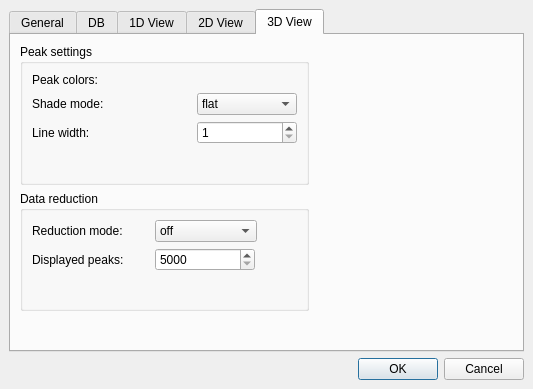
First picture: the form in source/VISUAL/DIALOGS/TOPPViewPrefDialog.ui, repository hroest/flaming-archer, before the edit.
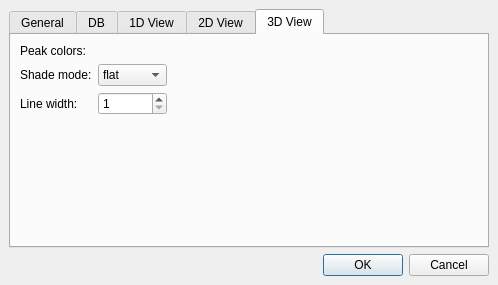
Second picture: the form after the edit. The open tabs and pages were chosen to show the change. Custom widgets are drawn as their Qt base class.

Commit message: Removed DataReducers; Updated docu of some visual classes; MultiGradient: seedup of precalculated color calculation

Patch:
```diff
--- a/source/VISUAL/DIALOGS/TOPPViewPrefDialog.ui
+++ b/source/VISUAL/DIALOGS/TOPPViewPrefDialog.ui
@@ -5,8 +5,8 @@
    <rect>
     <x>0</x>
     <y>0</y>
-    <width>533</width>
-    <height>389</height>
+    <width>498</width>
+    <height>285</height>
    </rect>
   </property>
   <property name="windowTitle" >
@@ -417,57 +417,16 @@
        <string>3D View</string>
       </attribute>
       <layout class="QGridLayout" >
-       <property name="margin" >
-        <number>9</number>
-       </property>
-       <property name="spacing" >
-        <number>6</number>
-       </property>
        <item row="0" column="0" >
-        <widget class="QGroupBox" name="groupBox_3" >
-         <property name="title" >
-          <string>Peak settings</string>
-         </property>
-         <layout class="QGridLayout" >
-          <property name="margin" >
-           <number>9</number>
-          </property>
-          <property name="spacing" >
-           <number>6</number>
-          </property>
-          <item row="3" column="0" >
-           <spacer>
-            <property name="orientation" >
-             <enum>Qt::Vertical</enum>
-            </property>
-            <property name="sizeHint" >
-             <size>
-              <width>20</width>
-              <height>40</height>
-             </size>
-            </property>
-           </spacer>
-          </item>
-          <item row="2" column="1" >
-           <widget class="QSpinBox" name="line_width_3D" >
-            <property name="maximumSize" >
-             <size>
-              <width>100</width>
-              <height>16777215</height>
-             </size>
-            </property>
-            <property name="minimum" >
-             <number>1</number>
-            </property>
-           </widget>
-          </item>
-          <item row="2" column="0" >
-           <widget class="QLabel" name="label_20" >
+        <widget class="QLabel" name="label_18" >
             <property name="text" >
-             <string>Line width:</string>
+          <string>Peak colors:</string>
             </property>
            </widget>
           </item>
+       <item row="0" column="1" >
+        <widget class="OpenMS::MultiGradientSelector" native="1" name="peak_3D" />
+       </item>
           <item row="1" column="0" >
            <widget class="QLabel" name="label_19" >
             <property name="text" >
@@ -475,9 +434,6 @@
             </property>
            </widget>
           </item>
-          <item row="0" column="1" >
-           <widget class="OpenMS::MultiGradientSelector" native="1" name="peak_3D" />
-          </item>
           <item row="1" column="1" >
            <widget class="QComboBox" name="shade_3D" >
             <property name="maximumSize" >
@@ -498,42 +454,7 @@
             </item>
            </widget>
           </item>
-          <item row="0" column="0" >
-           <widget class="QLabel" name="label_18" >
-            <property name="text" >
-             <string>Peak colors:</string>
-            </property>
-           </widget>
-          </item>
-         </layout>
-        </widget>
-       </item>
-       <item rowspan="2" row="0" column="1" >
-        <spacer>
-         <property name="orientation" >
-          <enum>Qt::Horizontal</enum>
-         </property>
-         <property name="sizeHint" >
-          <size>
-           <width>181</width>
-           <height>20</height>
-          </size>
-         </property>
-        </spacer>
-       </item>
-       <item row="1" column="0" >
-        <widget class="QGroupBox" name="groupBox_2" >
-         <property name="title" >
-          <string>Data reduction</string>
-         </property>
-         <layout class="QGridLayout" >
-          <property name="margin" >
-           <number>9</number>
-          </property>
-          <property name="spacing" >
-           <number>6</number>
-          </property>
-          <item row="1" column="3" >
+       <item rowspan="2" row="1" column="2" >
            <spacer>
             <property name="orientation" >
              <enum>Qt::Horizontal</enum>
@@ -546,59 +467,27 @@
             </property>
            </spacer>
           </item>
-          <item row="1" column="2" >
-           <widget class="QSpinBox" name="reduction_peaks_3D" >
+       <item row="2" column="0" >
+        <widget class="QLabel" name="label_20" >
+         <property name="text" >
+          <string>Line width:</string>
+         </property>
+        </widget>
+       </item>
+       <item row="2" column="1" >
+        <widget class="QSpinBox" name="line_width_3D" >
             <property name="maximumSize" >
              <size>
               <width>100</width>
               <height>16777215</height>
              </size>
             </property>
-            <property name="maximum" >
-             <number>1000000</number>
-            </property>
             <property name="minimum" >
-             <number>5000</number>
-            </property>
-            <property name="singleStep" >
-             <number>5000</number>
-            </property>
-           </widget>
-          </item>
-          <item row="0" column="2" >
-           <widget class="QComboBox" name="reduction_3D" >
-            <item>
-             <property name="text" >
-              <string>off</string>
-             </property>
-            </item>
-            <item>
-             <property name="text" >
-              <string>sum_reducer</string>
-             </property>
-            </item>
-            <item>
-             <property name="text" >
-              <string>max_reducer</string>
-             </property>
-            </item>
-           </widget>
-          </item>
-          <item row="0" column="0" >
-           <widget class="QLabel" name="label_21" >
-            <property name="text" >
-             <string>Reduction mode:</string>
-            </property>
-           </widget>
-          </item>
-          <item row="1" column="0" colspan="2" >
-           <widget class="QLabel" name="label_22" >
-            <property name="text" >
-             <string>Displayed peaks:</string>
-            </property>
-           </widget>
-          </item>
-          <item row="2" column="1" >
+          <number>1</number>
+         </property>
+        </widget>
+       </item>
+       <item row="3" column="0" >
            <spacer>
             <property name="orientation" >
              <enum>Qt::Vertical</enum>
@@ -607,22 +496,6 @@
              <size>
               <width>20</width>
               <height>40</height>
-             </size>
-            </property>
-           </spacer>
-          </item>
-         </layout>
-        </widget>
-       </item>
-       <item row="2" column="0" >
-        <spacer>
-         <property name="orientation" >
-          <enum>Qt::Vertical</enum>
-         </property>
-         <property name="sizeHint" >
-          <size>
-           <width>20</width>
-           <height>41</height>
           </size>
          </property>
         </spacer>
```
Left out of the diff: 91 changed lines with no effect on the pictures. Lines whose indentation alone changed are shown as unchanged. The commit also changes 38 other files.
